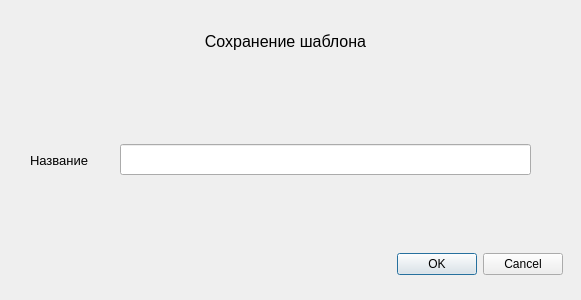
Qt form deletetemplate.ui (gleboffsky/Dozing) before a commit.
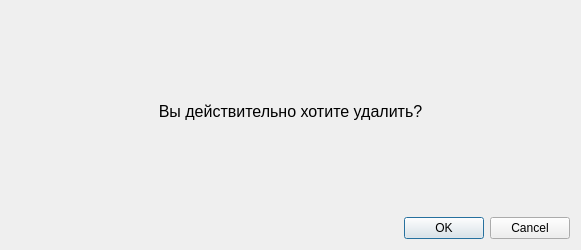
The same form after that commit.

Patch:
```diff
--- a/deletetemplate.ui
+++ b/deletetemplate.ui
@@ -7,83 +7,48 @@
     <x>0</x>
     <y>0</y>
     <width>581</width>
-    <height>300</height>
+    <height>250</height>
    </rect>
   </property>
   <property name="windowTitle">
    <string>Dialog</string>
   </property>
+  <layout class="QGridLayout" name="gridLayout">
+   <item row="0" column="0">
+    <widget class="QGroupBox" name="groupBox">
+     <property name="styleSheet">
+      <string notr="true">Border:none</string>
+     </property>
+     <property name="title">
+      <string/>
+     </property>
+     <layout class="QHBoxLayout" name="horizontalLayout">
+      <item>
   <widget class="QLabel" name="label">
-   <property name="geometry">
-    <rect>
-     <x>180</x>
-     <y>30</y>
-     <width>211</width>
-     <height>22</height>
-    </rect>
-   </property>
-   <property name="sizePolicy">
-    <sizepolicy hsizetype="Preferred" vsizetype="Fixed">
-     <horstretch>0</horstretch>
-     <verstretch>0</verstretch>
-    </sizepolicy>
-   </property>
    <property name="font">
     <font>
      <pointsize>12</pointsize>
     </font>
    </property>
    <property name="text">
-    <string>Сохранение шаблона</string>
+         <string>Вы действительно хотите удалить?</string>
    </property>
    <property name="alignment">
     <set>Qt::AlignCenter</set>
    </property>
   </widget>
-  <widget class="QLineEdit" name="lineEdit">
-   <property name="geometry">
-    <rect>
-     <x>120</x>
-     <y>144</y>
-     <width>411</width>
-     <height>31</height>
-    </rect>
-   </property>
-  </widget>
+      </item>
+     </layout>
+    </widget>
+   </item>
+   <item row="1" column="0">
   <widget class="QDialogButtonBox" name="buttonBox">
-   <property name="geometry">
-    <rect>
-     <x>370</x>
-     <y>250</y>
-     <width>193</width>
-     <height>29</height>
-    </rect>
-   </property>
-   <property name="orientation">
-    <enum>Qt::Horizontal</enum>
-   </property>
    <property name="standardButtons">
     <set>QDialogButtonBox::Cancel|QDialogButtonBox::Ok</set>
    </property>
   </widget>
-  <widget class="QLabel" name="label_2">
-   <property name="geometry">
-    <rect>
-     <x>30</x>
-     <y>150</y>
-     <width>85</width>
-     <height>20</height>
-    </rect>
-   </property>
-   <property name="font">
-    <font>
-     <pointsize>10</pointsize>
-    </font>
-   </property>
-   <property name="text">
-    <string>Название</string>
-   </property>
-  </widget>
+   </item>
+  </layout>
  </widget>
  <resources/>
  <connections/>
```
Lines whose indentation alone changed are shown as unchanged.
